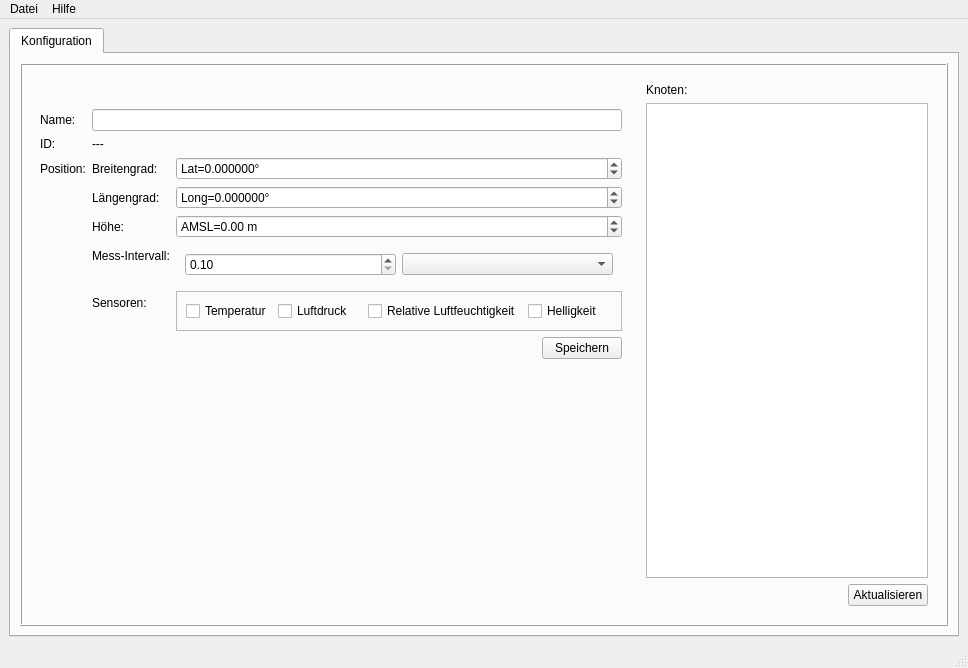
The window that groups/11-sensUI/MainWindow.ui (cn-uofbasel/BACnet) describes before a commit, drawn with Qt 5.
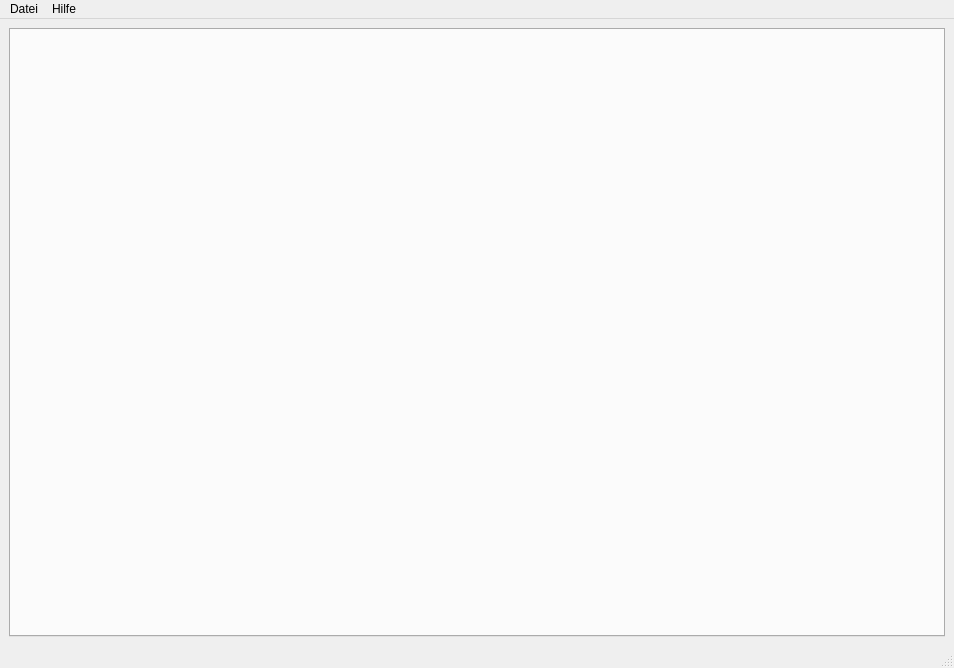
The same window after the commit.

Commit message: Split node config tab into separate widget, clean up code

What changed in the file:
```diff
--- a/groups/11-sensUI/MainWindow.ui
+++ b/groups/11-sensUI/MainWindow.ui
@@ -50,393 +50,6 @@
       <property name="currentIndex">
        <number>0</number>
       </property>
-      <widget class="QWidget" name="tabConfigSensors">
-       <attribute name="title">
-        <string>Konfiguration</string>
-       </attribute>
-       <layout class="QHBoxLayout" name="horizontalLayout_2">
-        <item>
-         <widget class="QFrame" name="frameConfigSensors">
-          <property name="sizePolicy">
-           <sizepolicy hsizetype="Preferred" vsizetype="Preferred">
-            <horstretch>1</horstretch>
-            <verstretch>0</verstretch>
-           </sizepolicy>
-          </property>
-          <property name="frameShape">
-           <enum>QFrame::Box</enum>
-          </property>
-          <property name="frameShadow">
-           <enum>QFrame::Raised</enum>
-          </property>
-          <layout class="QHBoxLayout" name="horizontalLayout">
-           <item>
-            <widget class="QFrame" name="frameConfigSensorsControl">
-             <property name="minimumSize">
-              <size>
-               <width>600</width>
-               <height>0</height>
-              </size>
-             </property>
-             <property name="frameShape">
-              <enum>QFrame::NoFrame</enum>
-             </property>
-             <property name="frameShadow">
-              <enum>QFrame::Raised</enum>
-             </property>
-             <layout class="QFormLayout" name="formLayout">
-              <item row="0" column="0">
-               <spacer name="verticalSpacer_2">
-                <property name="orientation">
-                 <enum>Qt::Vertical</enum>
-                </property>
-                <property name="sizeType">
-                 <enum>QSizePolicy::Fixed</enum>
-                </property>
-                <property name="sizeHint" stdset="0">
-                 <size>
-                  <width>20</width>
-                  <height>20</height>
-                 </size>
-                </property>
-               </spacer>
-              </item>
-              <item row="1" column="0">
-               <widget class="QLabel" name="label_3">
-                <property name="text">
-                 <string>Name:</string>
-                </property>
-               </widget>
-              </item>
-              <item row="1" column="1">
-               <widget class="QLineEdit" name="lineEditConfigNodeName"/>
-              </item>
-              <item row="5" column="1">
-               <layout class="QHBoxLayout" name="horizontalLayout_4">
-                <item>
-                 <spacer name="horizontalSpacer">
-                  <property name="orientation">
-                   <enum>Qt::Horizontal</enum>
-                  </property>
-                  <property name="sizeHint" stdset="0">
-                   <size>
-                    <width>40</width>
-                    <height>20</height>
-                   </size>
-                  </property>
-                 </spacer>
-                </item>
-                <item>
-                 <widget class="QPushButton" name="pushButtonConfigNodeSave">
-                  <property name="text">
-                   <string>Speichern</string>
-                  </property>
-                 </widget>
-                </item>
-               </layout>
-              </item>
-              <item row="2" column="0">
-               <widget class="QLabel" name="label_10">
-                <property name="text">
-                 <string>ID:</string>
-                </property>
-               </widget>
-              </item>
-              <item row="2" column="1">
-               <widget class="QLabel" name="labelConfigNodeId">
-                <property name="text">
-                 <string>---</string>
-                </property>
-               </widget>
-              </item>
-              <item row="4" column="1">
-               <layout class="QFormLayout" name="formLayout_2">
-                <property name="formAlignment">
-                 <set>Qt::AlignLeading|Qt::AlignLeft|Qt::AlignVCenter</set>
-                </property>
-                <item row="0" column="0">
-                 <widget class="QLabel" name="label_5">
-                  <property name="text">
-                   <string>Breitengrad:</string>
-                  </property>
-                 </widget>
-                </item>
-                <item row="0" column="1">
-                 <widget class="QDoubleSpinBox" name="doubleSpinBoxConfigNodePositionLatitude">
-                  <property name="sizePolicy">
-                   <sizepolicy hsizetype="Expanding" vsizetype="Fixed">
-                    <horstretch>0</horstretch>
-                    <verstretch>0</verstretch>
-                   </sizepolicy>
-                  </property>
-                  <property name="prefix">
-                   <string>Lat=</string>
-                  </property>
-                  <property name="suffix">
-                   <string>°</string>
-                  </property>
-                  <property name="decimals">
-                   <number>6</number>
-                  </property>
-                  <property name="minimum">
-                   <double>-90.000000000000000</double>
-                  </property>
-                  <property name="maximum">
-                   <double>90.000000000000000</double>
-                  </property>
-                 </widget>
-                </item>
-                <item row="1" column="0">
-                 <widget class="QLabel" name="label_6">
-                  <property name="text">
-                   <string>Längengrad:</string>
-                  </property>
-                 </widget>
-                </item>
-                <item row="1" column="1">
-                 <widget class="QDoubleSpinBox" name="doubleSpinBoxConfigNodePositionLongitude">
-                  <property name="sizePolicy">
-                   <sizepolicy hsizetype="Expanding" vsizetype="Fixed">
-                    <horstretch>0</horstretch>
-                    <verstretch>0</verstretch>
-                   </sizepolicy>
-                  </property>
-                  <property name="prefix">
-                   <string>Long=</string>
-                  </property>
-                  <property name="suffix">
-                   <string>°</string>
-                  </property>
-                  <property name="decimals">
-                   <number>6</number>
-                  </property>
-                  <property name="minimum">
-                   <double>-180.000000000000000</double>
-                  </property>
-                  <property name="maximum">
-                   <double>180.000000000000000</double>
-                  </property>
-                 </widget>
-                </item>
-                <item row="2" column="0">
-                 <widget class="QLabel" name="label_7">
-                  <property name="text">
-                   <string>Höhe:</string>
-                  </property>
-                 </widget>
-                </item>
-                <item row="2" column="1">
-                 <widget class="QDoubleSpinBox" name="doubleSpinBoxConfigNodePositionAltitude">
-                  <property name="sizePolicy">
-                   <sizepolicy hsizetype="Expanding" vsizetype="Fixed">
-                    <horstretch>0</horstretch>
-                    <verstretch>0</verstretch>
-                   </sizepolicy>
-                  </property>
-                  <property name="prefix">
-                   <string>AMSL=</string>
-                  </property>
-                  <property name="suffix">
-                   <string> m</string>
-                  </property>
-                  <property name="minimum">
-                   <double>-14000.000000000000000</double>
-                  </property>
-                  <property name="maximum">
-                   <double>100000000.000000000000000</double>
-                  </property>
-                 </widget>
-                </item>
-                <item row="3" column="0">
-                 <widget class="QLabel" name="label_2">
-                  <property name="text">
-                   <string>Mess-Intervall:</string>
-                  </property>
-                 </widget>
-                </item>
-                <item row="3" column="1">
-                 <widget class="QFrame" name="frame">
-                  <property name="sizePolicy">
-                   <sizepolicy hsizetype="Expanding" vsizetype="Preferred">
-                    <horstretch>0</horstretch>
-                    <verstretch>0</verstretch>
-                   </sizepolicy>
-                  </property>
-                  <layout class="QHBoxLayout" name="horizontalLayout_3">
-                   <item>
-                    <widget class="QDoubleSpinBox" name="doubleSpinBoxConfigNodeInterval">
-                     <property name="minimum">
-                      <double>0.100000000000000</double>
-                     </property>
-                     <property name="maximum">
-                      <double>100000.000000000000000</double>
-                     </property>
-                    </widget>
-                   </item>
-                   <item>
-                    <widget class="QComboBox" name="comboBoxConfigNodeIntervalTimeUnit">
-                     <property name="editable">
-                      <bool>false</bool>
-                     </property>
-                    </widget>
-                   </item>
-                  </layout>
-                 </widget>
-                </item>
-                <item row="4" column="0">
-                 <widget class="QLabel" name="label_8">
-                  <property name="text">
-                   <string>Sensoren:</string>
-                  </property>
-                 </widget>
-                </item>
-                <item row="4" column="1">
-                 <widget class="QFrame" name="frame">
-                  <property name="sizePolicy">
-                   <sizepolicy hsizetype="Expanding" vsizetype="Preferred">
-                    <horstretch>0</horstretch>
-                    <verstretch>0</verstretch>
-                   </sizepolicy>
-                  </property>
-                  <property name="minimumSize">
-                   <size>
-                    <width>50</width>
-                    <height>0</height>
-                   </size>
-                  </property>
-                  <property name="frameShape">
-                   <enum>QFrame::StyledPanel</enum>
-                  </property>
-                  <property name="frameShadow">
-                   <enum>QFrame::Raised</enum>
-                  </property>
-                  <layout class="QHBoxLayout" name="horizontalLayout_10">
-                   <item>
-                    <widget class="QCheckBox" name="checkBoxConfigNodeSensorTemperature">
-                     <property name="text">
-                      <string>Temperatur</string>
-                     </property>
-                    </widget>
-                   </item>
-                   <item>
-                    <widget class="QCheckBox" name="checkBoxConfigNodeSensorAirPressure">
-                     <property name="text">
-                      <string>Luftdruck</string>
-                     </property>
-                    </widget>
-                   </item>
-                   <item>
-                    <widget class="QCheckBox" name="checkBoxConfigNodeSensorRelativeHumidity">
-                     <property name="text">
-                      <string>Relative Luftfeuchtigkeit</string>
-                     </property>
-                    </widget>
-                   </item>
-                   <item>
-                    <widget class="QCheckBox" name="checkBoxConfigNodeSensorBrightness">
-                     <property name="text">
-                      <string>Helligkeit</string>
-                     </property>
-                    </widget>
-                   </item>
-                  </layout>
-                 </widget>
-                </item>
-               </layout>
-              </item>
-              <item row="4" column="0">
-               <widget class="QLabel" name="label_4">
-                <property name="text">
-                 <string>Position:</string>
-                </property>
-               </widget>
-              </item>
-             </layout>
-            </widget>
-           </item>
-           <item>
-            <widget class="QFrame" name="frameConfigSensorsOverview">
-             <property name="minimumSize">
-              <size>
-               <width>300</width>
-               <height>0</height>
-              </size>
-             </property>
-             <property name="maximumSize">
-              <size>
-               <width>500</width>
-               <height>16777215</height>
-              </size>
-             </property>
-             <property name="frameShape">
-              <enum>QFrame::NoFrame</enum>
-             </property>
-             <property name="frameShadow">
-              <enum>QFrame::Plain</enum>
-             </property>
-             <layout class="QVBoxLayout" name="verticalLayout_3">
-              <item>
-               <widget class="QLabel" name="label">
-                <property name="text">
-                 <string>Knoten:</string>
-                </property>
-               </widget>
-              </item>
-              <item>
-               <widget class="QListWidget" name="listWidgetConfigNodeList"/>
-              </item>
-              <item>
-               <widget class="QFrame" name="frame_3">
-                <property name="frameShape">
-                 <enum>QFrame::NoFrame</enum>
-                </property>
-                <property name="frameShadow">
-                 <enum>QFrame::Raised</enum>
-                </property>
-                <layout class="QHBoxLayout" name="horizontalLayout_7">
-                 <property name="leftMargin">
-                  <number>0</number>
-                 </property>
-                 <property name="topMargin">
-                  <number>0</number>
-                 </property>
-                 <property name="rightMargin">
-                  <number>0</number>
-                 </property>
-                 <property name="bottomMargin">
-                  <number>0</number>
-                 </property>
-                 <item>
-                  <spacer name="horizontalSpacer_3">
-                   <property name="orientation">
-                    <enum>Qt::Horizontal</enum>
-                   </property>
-                   <property name="sizeHint" stdset="0">
-                    <size>
-                     <width>40</width>
-                     <height>20</height>
-                    </size>
-                   </property>
-                  </spacer>
-                 </item>
-                 <item>
-                  <widget class="QPushButton" name="pushButtonConfigNodeUpdate">
-                   <property name="text">
-                    <string>Aktualisieren</string>
-                   </property>
-                  </widget>
-                 </item>
-                </layout>
-               </widget>
-              </item>
-             </layout>
-            </widget>
-           </item>
-          </layout>
-         </widget>
-        </item>
-       </layout>
-      </widget>
      </widget>
     </item>
    </layout>
```
Left out of the diff: 2 changed lines with no effect on the pictures. The commit also changes 4 other files.
